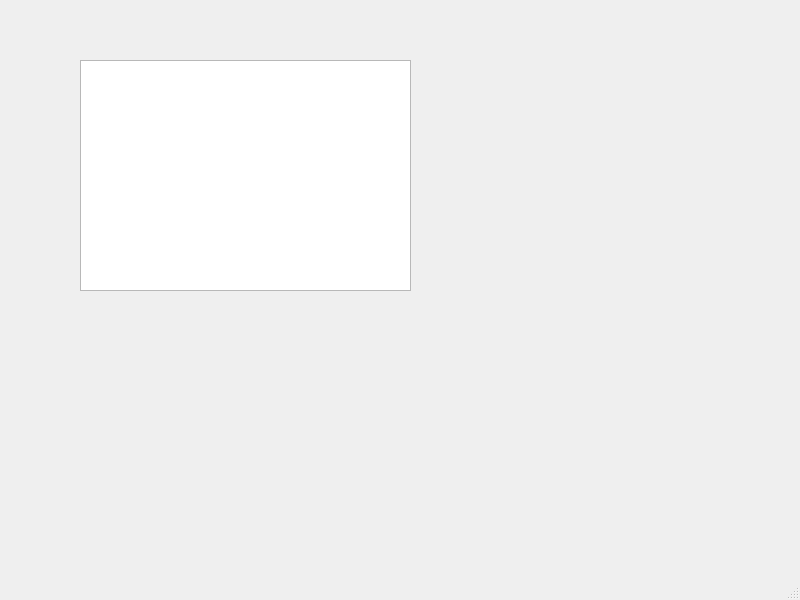
The window that Lesson2/Lesson2_1/Lesson2_1/mainwindow.ui (napolnyi/Lesson_Qt) describes before a commit, drawn with Qt 5.
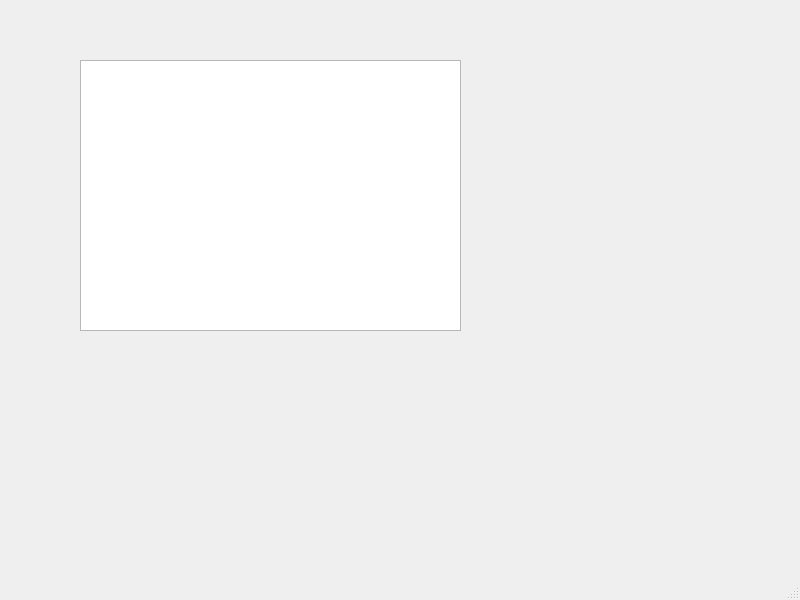
The same window after the commit.

Diff of the .ui file:
```diff
--- a/Lesson2/Lesson2_1/Lesson2_1/mainwindow.ui
+++ b/Lesson2/Lesson2_1/Lesson2_1/mainwindow.ui
@@ -19,8 +19,8 @@
      <rect>
       <x>80</x>
       <y>60</y>
-      <width>331</width>
-      <height>231</height>
+      <width>381</width>
+      <height>271</height>
      </rect>
     </property>
    </widget>
```
